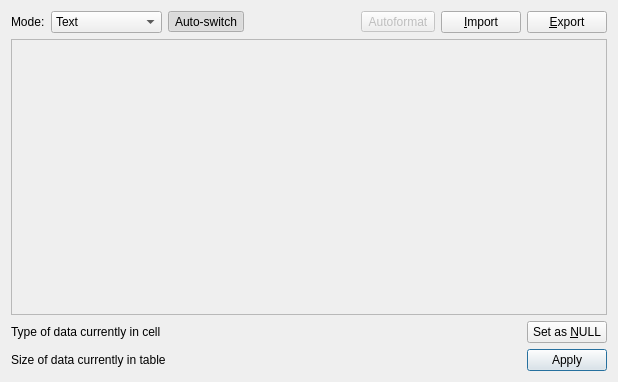
Old version of the form src/EditDialog.ui in the repository sqlitebrowser/sqlitebrowser.
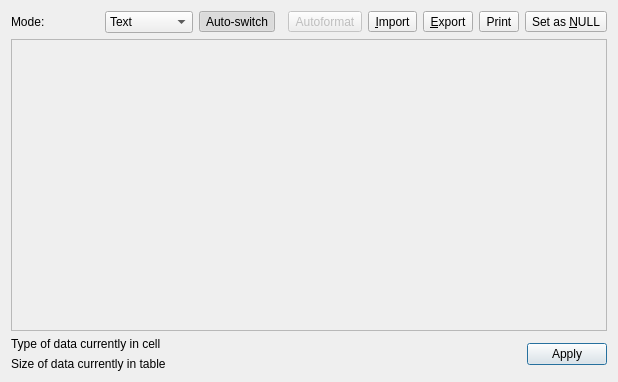
New version of the form. The open tabs and pages were chosen to show the change. Icons and pictures are not drawn.

Commit message: Improve the size policy (and more and better icons)

```diff
--- a/src/EditDialog.ui
+++ b/src/EditDialog.ui
@@ -31,15 +31,9 @@
      </item>
      <item>
       <widget class="QComboBox" name="comboMode">
-       <property name="sizePolicy">
-        <sizepolicy hsizetype="MinimumExpanding" vsizetype="Fixed">
-         <horstretch>0</horstretch>
-         <verstretch>0</verstretch>
-        </sizepolicy>
-       </property>
        <property name="minimumSize">
         <size>
-         <width>50</width>
+         <width>0</width>
          <height>0</height>
         </size>
        </property>
@@ -105,15 +99,6 @@
        <property name="orientation">
         <enum>Qt::Horizontal</enum>
        </property>
-       <property name="sizeType">
-        <enum>QSizePolicy::MinimumExpanding</enum>
-       </property>
-       <property name="sizeHint" stdset="0">
-        <size>
-         <width>0</width>
-         <height>20</height>
-        </size>
-       </property>
       </spacer>
      </item>
      <item>
@@ -143,10 +128,10 @@
       </widget>
      </item>
      <item>
-      <widget class="QPushButton" name="buttonImport">
+      <widget class="QToolButton" name="buttonImport">
        <property name="minimumSize">
         <size>
-         <width>50</width>
+         <width>0</width>
          <height>0</height>
         </size>
        </property>
@@ -162,10 +147,10 @@
       </widget>
      </item>
      <item>
-      <widget class="QPushButton" name="buttonExport">
+      <widget class="QToolButton" name="buttonExport">
        <property name="minimumSize">
         <size>
-         <width>50</width>
+         <width>0</width>
          <height>0</height>
         </size>
        </property>
@@ -178,6 +163,50 @@
        <property name="text">
         <string>&amp;Export</string>
        </property>
+       <property name="icon">
+        <iconset resource="icons/icons.qrc">
+         <normaloff>:/icons/save_sql</normaloff>:/icons/save_sql</iconset>
+       </property>
+      </widget>
+     </item>
+     <item>
+      <widget class="QToolButton" name="printButton">
+       <property name="toolTip">
+        <string>Print cell content</string>
+       </property>
+       <property name="whatsThis">
+        <string>Open preview dialog for printing the data currently stored in the cell</string>
+       </property>
+       <property name="text">
+        <string>Print</string>
+       </property>
+       <property name="icon">
+        <iconset resource="icons/icons.qrc">
+         <normaloff>:/icons/print</normaloff>:/icons/print</iconset>
+       </property>
+      </widget>
+     </item>
+     <item>
+      <widget class="QToolButton" name="buttonNull">
+       <property name="minimumSize">
+        <size>
+         <width>0</width>
+         <height>0</height>
+        </size>
+       </property>
+       <property name="toolTip">
+        <string>Set this cell to NULL</string>
+       </property>
+       <property name="whatsThis">
+        <string>Erases the contents of the cell</string>
+       </property>
+       <property name="text">
+        <string>Set as &amp;NULL</string>
+       </property>
+       <property name="icon">
+        <iconset resource="icons/icons.qrc">
+         <normaloff>:/icons/set_to_null</normaloff>:/icons/set_to_null</iconset>
+       </property>
       </widget>
      </item>
     </layout>
@@ -220,7 +249,7 @@
         <rect>
          <x>0</x>
          <y>0</y>
-         <width>98</width>
+         <width>84</width>
          <height>35</height>
         </rect>
        </property>
@@ -248,25 +277,65 @@
     </widget>
    </item>
    <item>
-    <layout class="QGridLayout" name="gridLayout">
-     <item row="0" column="0">
+    <layout class="QHBoxLayout" name="horizontalLayout_2">
+     <item>
       <layout class="QVBoxLayout" name="verticalLayout">
        <item>
         <widget class="QLabel" name="labelType">
+         <property name="sizePolicy">
+          <sizepolicy hsizetype="MinimumExpanding" vsizetype="Preferred">
+           <horstretch>0</horstretch>
+           <verstretch>0</verstretch>
+          </sizepolicy>
+         </property>
+         <property name="minimumSize">
+          <size>
+           <width>100</width>
+           <height>0</height>
+          </size>
+         </property>
          <property name="text">
           <string>Type of data currently in cell</string>
          </property>
+         <property name="wordWrap">
+          <bool>true</bool>
+         </property>
+        </widget>
+       </item>
+       <item>
+        <widget class="QLabel" name="labelSize">
+         <property name="sizePolicy">
+          <sizepolicy hsizetype="MinimumExpanding" vsizetype="Preferred">
+           <horstretch>0</horstretch>
+           <verstretch>0</verstretch>
+          </sizepolicy>
+         </property>
+         <property name="minimumSize">
+          <size>
+           <width>100</width>
+           <height>0</height>
+          </size>
+         </property>
+         <property name="text">
+          <string>Size of data currently in table</string>
+         </property>
+         <property name="textFormat">
+          <enum>Qt::PlainText</enum>
+         </property>
+         <property name="wordWrap">
+          <bool>true</bool>
+         </property>
         </widget>
        </item>
       </layout>
      </item>
-     <item row="1" column="2">
+     <item>
       <widget class="QPushButton" name="buttonApply">
-       <property name="minimumSize">
-        <size>
-         <width>50</width>
-         <height>0</height>
-        </size>
+       <property name="sizePolicy">
+        <sizepolicy hsizetype="Preferred" vsizetype="Fixed">
+         <horstretch>0</horstretch>
+         <verstretch>0</verstretch>
+        </sizepolicy>
        </property>
        <property name="toolTip">
         <string>Apply data to cell</string>
@@ -282,45 +351,6 @@
        </property>
       </widget>
      </item>
-     <item row="0" column="1">
-      <spacer name="horizontalSpacer_2">
-       <property name="orientation">
-        <enum>Qt::Horizontal</enum>
-       </property>
-       <property name="sizeHint" stdset="0">
-        <size>
-         <width>40</width>
-         <height>20</height>
-        </size>
-       </property>
-      </spacer>
-     </item>
-     <item row="0" column="2">
-      <widget class="QPushButton" name="buttonNull">
-       <property name="minimumSize">
-        <size>
-         <width>50</width>
-         <height>0</height>
-        </size>
-       </property>
-       <property name="toolTip">
-        <string>Set this cell to NULL</string>
-       </property>
-       <property name="whatsThis">
-        <string>Erases the contents of the cell</string>
-       </property>
-       <property name="text">
-        <string>Set as &amp;NULL</string>
-       </property>
-      </widget>
-     </item>
-     <item row="1" column="0">
-      <widget class="QLabel" name="labelSize">
-       <property name="text">
-        <string>Size of data currently in table</string>
-       </property>
-      </widget>
-     </item>
     </layout>
    </item>
   </layout>
```
Left out of the diff: 135 changed lines with no effect on the pictures. The commit also changes 11 other files.
